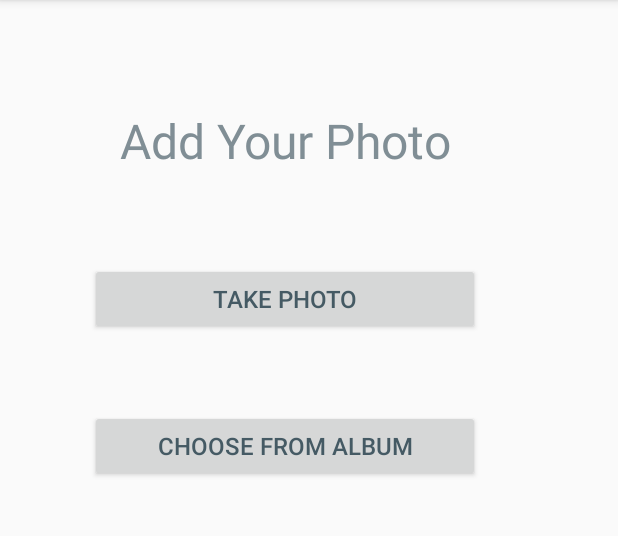
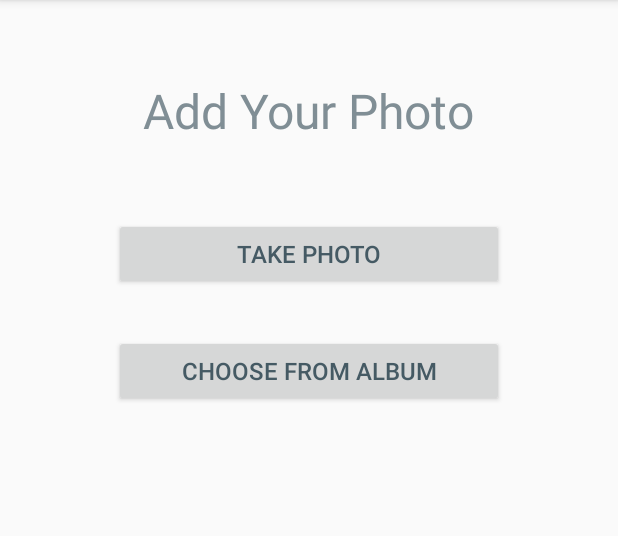
Before and after one commit to ShenTonyM/IntelligentLock, an Android app: the PhotoActivity screen opened directly, with no data from a screen before it, on a phone screen of 412 x 824 dp, the part 84-620 px from its top. Run offline under Robolectric (Android 15) with nearby library versions, the phone set to English and light mode, and no system bars.

Commit message:
Fix all bugs.

```diff
--- a/app/src/main/java/com/example/myf19/intelligentlock/utils/MyHttpUtil.java
+++ b/app/src/main/java/com/example/myf19/intelligentlock/utils/MyHttpUtil.java
@@ -1,4 +1,7 @@
 package com.example.myf19.intelligentlock.utils;
+
+import android.os.Handler;
+import android.os.Message;
 
 import okhttp3.Call;
 import okhttp3.Headers;
@@ -11,6 +14,7 @@ import okhttp3.Response;
  */
 
 public class MyHttpUtil {
+    private Handler handler;
     byte[] str;
     public byte[] httpGet(String url){
         OkHttpClient okHttpClient=new OkHttpClient();
--- a/app/src/main/res/layout/activity_login.xml
+++ b/app/src/main/res/layout/activity_login.xml
@@ -49,12 +49,9 @@
         android:id="@+id/edit_password"
         android:layout_width="290dp"
         android:layout_height="wrap_content"
-        android:layout_alignParentStart="true"
         android:layout_below="@+id/text_to"
-        android:layout_marginStart="46dp"
         android:inputType="textPassword"
-        android:layout_alignParentLeft="true"
-        android:layout_marginLeft="46dp" />
+        android:layout_centerHorizontal="true"/>
 
     <Button
         android:id="@+id/button_login"
--- a/app/src/main/res/layout/activity_photo.xml
+++ b/app/src/main/res/layout/activity_photo.xml
@@ -6,7 +6,7 @@ android:layout_height="match_parent" >
 
     <View
         android:layout_width="wrap_content"
-        android:layout_height="60dp" />
+        android:layout_height="40dp" />
 
     <TextView
         android:id="@+id/text_to"
@@ -15,46 +15,41 @@ android:layout_height="match_parent" >
         android:layout_marginTop="12sp"
         android:text="Add Your Photo"
         android:textColor="#808e95"
-        android:layout_marginStart="80dp"
-
-        android:textSize="32sp"
-        android:layout_marginLeft="80dp" />
-
-    <View
-        android:layout_width="wrap_content"
-        android:layout_height="60dp" />
-
-    <Button
-    android:id="@+id/take_photo"
-        android:layout_marginStart="60dp"
-        android:layout_width="260dp"
-        android:layout_height="wrap_content"
-    android:textSize="16sp"
-    android:textColor="#455a64"
-
-    android:text="Take Photo"
-        android:layout_marginLeft="60dp" />
+        android:layout_gravity="center"
+        android:textSize="32sp" />
 
     <View
         android:layout_width="wrap_content"
         android:layout_height="50dp" />
 
+    <Button
+        android:id="@+id/take_photo"
+        android:layout_width="260dp"
+        android:layout_height="wrap_content"
+        android:textSize="16sp"
+        android:textColor="#455a64"
+        android:text="Take Photo"
+        android:layout_gravity="center"/>
+
+    <View
+        android:layout_width="wrap_content"
+        android:layout_height="30dp" />
+
 
     <Button
         android:id="@+id/choose_from_album"
         android:layout_height="wrap_content"
-        android:layout_marginStart="60dp"
+        android:layout_gravity="center"
         android:layout_width="260dp"
         android:textSize="16sp"
         android:textColor="#455a64"
-    android:text="Choose From Album"
-        android:layout_marginLeft="60dp" />
+        android:text="Choose From Album" />
 
     <ImageView
         android:id="@+id/picture"
         android:layout_width="wrap_content"
-    android:layout_height="wrap_content"
-    android:layout_gravity="center_horizontal" />
+        android:layout_height="wrap_content" />
+    <!--android:layout_gravity="center_horizontal"-->
 
 
 </LinearLayout>
```
Also changed, not shown: app/src/main/java/com/example/myf19/intelligentlock/LoginActivity.java (+7 -7 lines), app/src/main/java/com/example/myf19/intelligentlock/PhotoActivity.java (+10 -13 lines), app/src/main/java/com/example/myf19/intelligentlock/RegisterActivity.java (+11 -50 lines), app/src/main/java/com/example/myf19/intelligentlock/SettingActivity.java (+0 -9 lines), app/src/main/java/com/example/myf19/intelligentlock/UserGroupActivity.java (+33 -9 lines), app/src/main/res/layout/activity_setting.xml (+5 -19 lines). Lines whose indentation alone changed are shown as unchanged.
